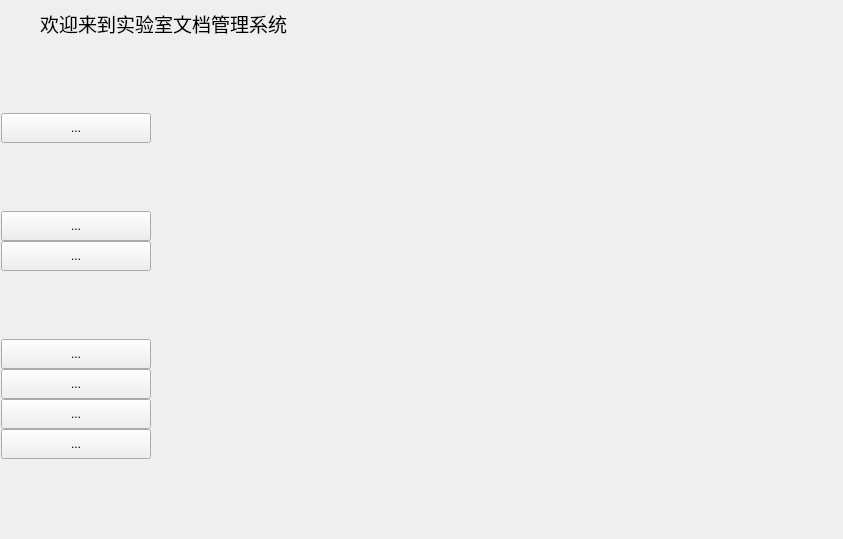
This is FileManagement/FileManagement.ui in hhyvs111/FileManagement as Qt 5 draws it before an edit. The edited form follows.
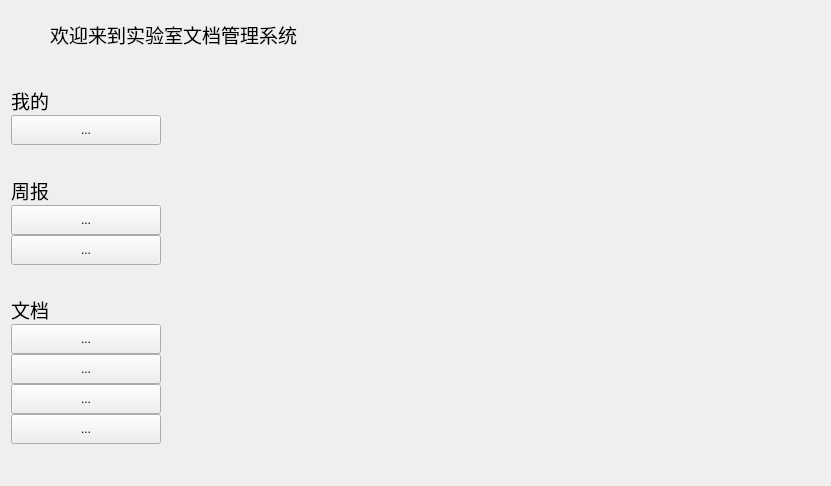
This is the edited form.

Diff of the .ui file:
```diff
--- a/FileManagement/FileManagement.ui
+++ b/FileManagement/FileManagement.ui
@@ -1,28 +1,30 @@
 <?xml version="1.0" encoding="UTF-8"?>
 <ui version="4.0">
  <class>FileManagement</class>
- <widget class="QMainWindow" name="FileManagement">
+ <widget class="QWidget" name="FileManagement">
   <property name="geometry">
    <rect>
     <x>0</x>
     <y>0</y>
-    <width>843</width>
-    <height>539</height>
+    <width>831</width>
+    <height>486</height>
    </rect>
   </property>
   <property name="windowTitle">
    <string>mainpage</string>
   </property>
-  <widget class="QWidget" name="centralWidget">
-   <property name="layoutDirection">
-    <enum>Qt::LeftToRight</enum>
-   </property>
-   <layout class="QVBoxLayout" name="verticalLayout_2">
+  <layout class="QVBoxLayout" name="verticalLayout">
     <property name="leftMargin">
-     <number>0</number>
+    <number>10</number>
     </property>
     <property name="topMargin">
-     <number>9</number>
+    <number>20</number>
+   </property>
+   <property name="rightMargin">
+    <number>10</number>
+   </property>
+   <property name="bottomMargin">
+    <number>10</number>
     </property>
     <item>
      <layout class="QHBoxLayout" name="TitleLayout">
@@ -78,6 +80,9 @@
     </item>
     <item>
      <layout class="QHBoxLayout" name="FunctionLayout">
+     <property name="spacing">
+      <number>0</number>
+     </property>
       <item>
        <widget class="QWidget" name="ToolButtonWidget" native="true">
         <layout class="QVBoxLayout" name="ToolButtonLayout">
@@ -112,6 +117,13 @@
            </property>
           </spacer>
          </item>
+        <item>
+         <widget class="QLabel" name="label_3">
+          <property name="text">
+           <string>&lt;html&gt;&lt;head/&gt;&lt;body&gt;&lt;p&gt;&lt;span style=&quot; font-size:14pt;&quot;&gt;我的&lt;/span&gt;&lt;/p&gt;&lt;/body&gt;&lt;/html&gt;</string>
+          </property>
+         </widget>
+        </item>
          <item>
           <widget class="QToolButton" name="personButton">
            <property name="sizePolicy">
@@ -150,6 +162,13 @@
            </property>
           </spacer>
          </item>
+        <item>
+         <widget class="QLabel" name="label_2">
+          <property name="text">
+           <string>&lt;html&gt;&lt;head/&gt;&lt;body&gt;&lt;p&gt;&lt;span style=&quot; font-size:14pt;&quot;&gt;周报&lt;/span&gt;&lt;/p&gt;&lt;/body&gt;&lt;/html&gt;</string>
+          </property>
+         </widget>
+        </item>
          <item>
           <widget class="QToolButton" name="reportEditButton">
            <property name="sizePolicy">
@@ -201,6 +220,13 @@
            </property>
           </spacer>
          </item>
+        <item>
+         <widget class="QLabel" name="label">
+          <property name="text">
+           <string>&lt;html&gt;&lt;head/&gt;&lt;body&gt;&lt;p&gt;&lt;span style=&quot; font-size:14pt;&quot;&gt;文档&lt;/span&gt;&lt;/p&gt;&lt;/body&gt;&lt;/html&gt;</string>
+          </property>
+         </widget>
+        </item>
          <item>
           <widget class="QToolButton" name="showFileButton">
            <property name="sizePolicy">
@@ -304,6 +330,9 @@
       </item>
       <item>
        <layout class="QVBoxLayout" name="SubLayout">
+       <property name="spacing">
+        <number>0</number>
+       </property>
         <item>
          <spacer name="verticalSpacer_8">
           <property name="orientation">
@@ -336,8 +365,6 @@
     </item>
    </layout>
   </widget>
- </widget>
- <layoutdefault spacing="6" margin="11"/>
  <resources/>
  <connections>
   <connection>
```
Left out of the diff: 142 changed lines with no effect on the pictures. Lines whose indentation alone changed are shown as unchanged.
